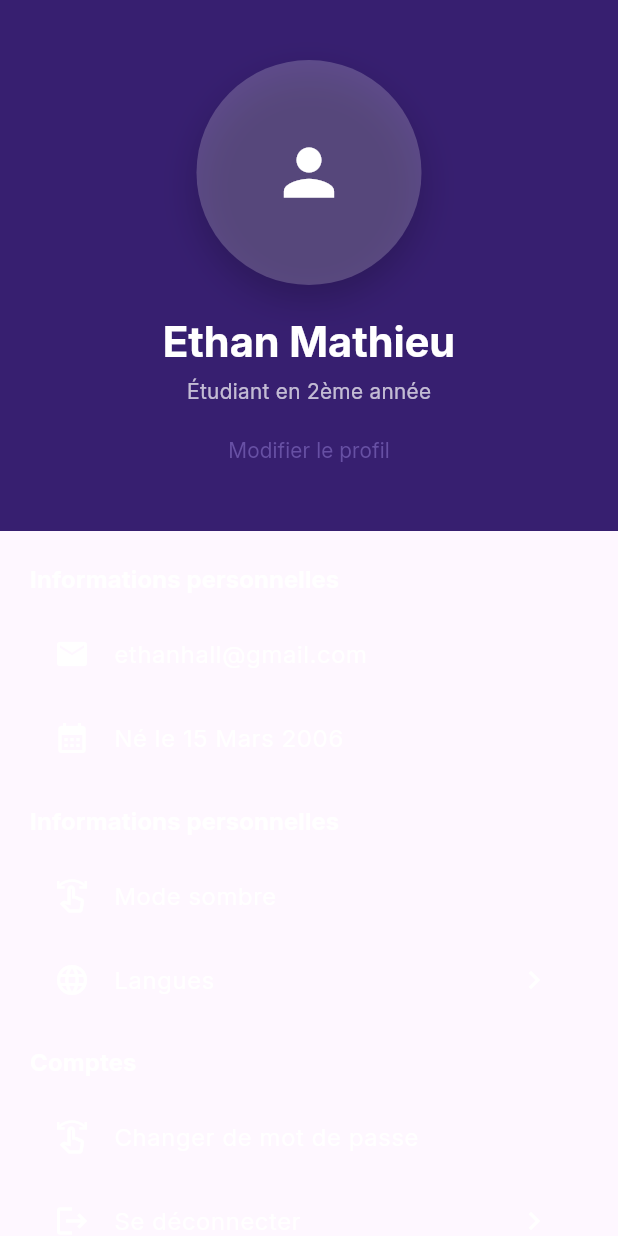
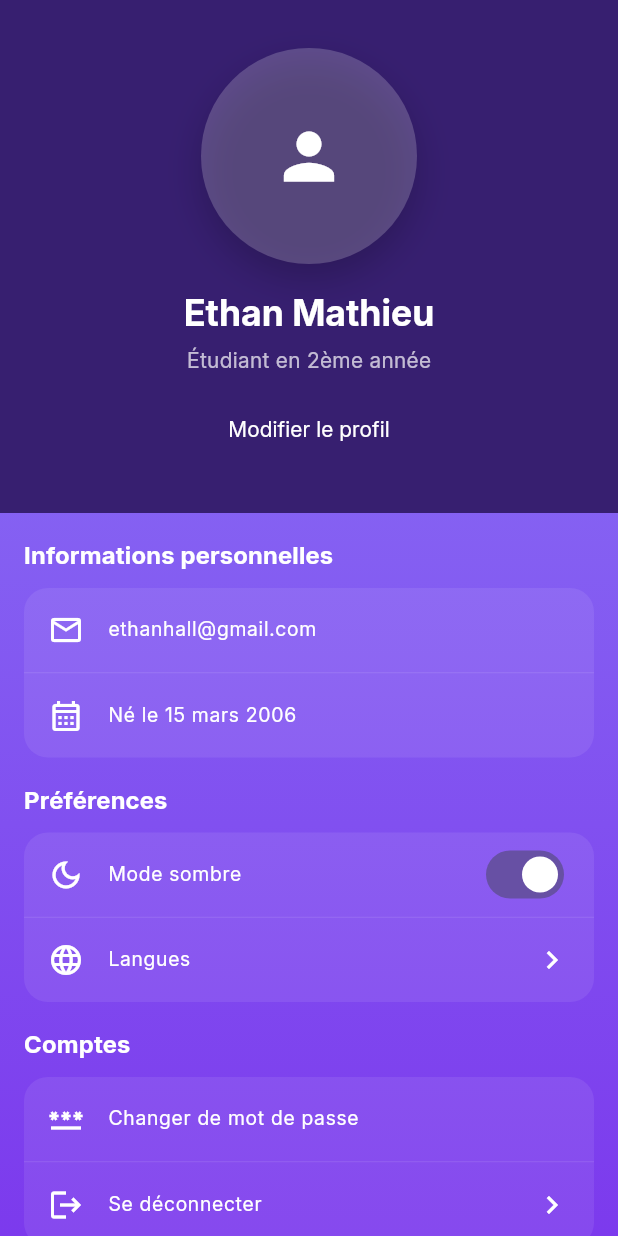
Before and after one commit to chaouche-praetoria/companion-itic, a Flutter app: the ProfileHomeScreen screen opened directly, on a phone screen of 412 x 824 dp. Run offline on Flutter 3.47's test engine with Material 3 defaults, Android fonts, the phone set to English and light mode, and no system bars; our stand-ins replace flutter_svg, google_fonts.

Commit message:
Refactor: Overhaul ProfileHomeScreen UI and structure
This commit introduces a significant redesign of the `ProfileHomeScreen`.

Key changes include:
- Replaced `SingleChildScrollView` with `CustomScrollView` for a more flexible layout.
- Introduced a gradient background using `DecoratedBox` and `LinearGradient`.
- Restructured profile information and settings into distinct sections using a new private widget `_SectionCard`.
- Updated text styles and spacing for improved readability and visual hierarchy.
- Replaced `ListTile`s with a custom `_tile` helper function for consistent styling.
- Added a "Dark mode" toggle switch (currently non-functional).
- Added interactive elements for "Langues", "Changer de mot de passe", "Se déconnecter", and "Conditions d’utilisation".
- Updated icons for various settings.
- Added app version display at the bottom of the screen.
- Removed unused `google_fonts` import.
- Made the profile header part of the scrollable content and adjusted padding for `SafeArea`.
- Improved semantics with `Semantics` widget for section titles.
- Implemented dividers between items within `_SectionCard`.

```diff
--- a/lib/screens/home/profile_home_screen.dart
+++ b/lib/screens/home/profile_home_screen.dart
@@ -1,6 +1,4 @@
 import 'package:flutter/material.dart';
-import 'package:google_fonts/google_fonts.dart';
-
 import '../../constants/app_colors.dart';
 import '../../widgets/profile_avatar.dart';
 
@@ -9,155 +7,221 @@ class ProfileHomeScreen extends StatelessWidget {
 
   @override
   Widget build(BuildContext context) {
-    return SingleChildScrollView(
+    final theme = Theme.of(context);
+
+    return Scaffold(
+      backgroundColor: Colors.transparent,
+      body: DecoratedBox(
+        decoration: const BoxDecoration(
+          gradient: LinearGradient(
+            begin: Alignment.topCenter,
+            end: Alignment.bottomCenter,
+            colors: [AppColors.gradientLight, AppColors.gradientDark],
+          ),
+        ),
+        child: CustomScrollView(
+          slivers: [
+            SliverToBoxAdapter(
+              child: Container(
+                width: double.infinity,
+                color: AppColors.hightDark,
+                padding:
+                    const EdgeInsets.symmetric(vertical: 32, horizontal: 20),
+                child: SafeArea(
+                  bottom: false,
                   child: Column(
                     children: [
-        Container(
-          width: double.infinity,
-          decoration: BoxDecoration(
-            color: AppColors.hightDark,
-          ),
-          child: Column(
-            mainAxisAlignment: MainAxisAlignment.center,
-            crossAxisAlignment: CrossAxisAlignment.center,
-            children: [
-              const SizedBox(height: 40),
-              ProfileAvatar(radius: 75),
-              const SizedBox(height: 20),
+                      const ProfileAvatar(radius: 72),
+                      const SizedBox(height: 16),
                       Text(
                         'Ethan Mathieu',
-                style: Theme.of(context).textTheme.headlineMedium?.copyWith(
-                    color: Colors.white, fontWeight: FontWeight.bold),
+                        style: theme.textTheme.headlineSmall?.copyWith(
+                          color: AppColors.white,
+                          fontWeight: FontWeight.w700,
                         ),
-              const SizedBox(height: 5),
+                      ),
+                      const SizedBox(height: 6),
                       Text(
                         'Étudiant en 2ème année',
-                style: Theme.of(context)
-                    .textTheme
-                    .bodyMedium
-                    ?.copyWith(color: Colors.white70),
+                        style: theme.textTheme.bodyMedium?.copyWith(
+                          color: AppColors.white70,
                         ),
-              const SizedBox(height: 5),
+                      ),
+                      const SizedBox(height: 12),
                       TextButton(
                         onPressed: () {},
+                        style: TextButton.styleFrom(
+                          foregroundColor: AppColors.white,
+                        ),
                         child: const Text('Modifier le profil'),
                       ),
-              const SizedBox(height: 30),
                     ],
                   ),
                 ),
-        Container(
-            padding: const EdgeInsets.all(20),
+              ),
+            ),
+            SliverPadding(
+              padding: const EdgeInsets.all(16),
+              sliver: SliverList.list(
+                children: [
+                  _SectionCard(
+                    title: 'Informations personnelles',
+                    children: [
+                      _tile(
+                        icon: Icons.email_outlined,
+                        label: 'ethanhall@gmail.com',
+                      ),
+                      _tile(
+                        icon: Icons.calendar_month_outlined,
+                        label: 'Né le 15 mars 2006',
+                      ),
+                    ],
+                  ),
+                  const SizedBox(height: 16),
+                  _SectionCard(
+                    title: 'Préférences',
+                    children: [
+                      _tile(
+                        icon: Icons.dark_mode_outlined,
+                        label: 'Mode sombre',
+                        trailing: Switch(
+                          value: true,
+                          onChanged: (v) {
+
+                          },
+                        ),
+                      ),
+                      _tile(
+                        icon: Icons.language_outlined,
+                        label: 'Langues',
+                        trailing: const Icon(Icons.chevron_right,
+                            color: AppColors.white),
+                        onTap: () {},
+                      ),
+                    ],
+                  ),
+                  const SizedBox(height: 16),
+                  _SectionCard(
+                    title: 'Comptes',
+                    children: [
+                      _tile(
+                        icon: Icons.password_outlined,
+                        label: 'Changer de mot de passe',
+                        onTap: () {},
+                      ),
+                      _tile(
+                        icon: Icons.logout,
+                        label: 'Se déconnecter',
+                        trailing: const Icon(Icons.chevron_right,
+                            color: AppColors.white),
+                        onTap: () {},
+                      ),
+                    ],
+                  ),
+                  const SizedBox(height: 16),
+                  _SectionCard(
+                    title: 'Plus d’informations',
+                    children: [
+                      _tile(
+                        icon: Icons.description_outlined,
+                        label: 'Conditions d’utilisation',
+                        onTap: () {},
+                      ),
+                    ],
+                  ),
+                  const SizedBox(height: 24),
+                  Center(
+                    child: Text(
+                      'v1.0.0',
+                      style: theme.textTheme.bodySmall?.copyWith(
+                        color: AppColors.white70,
+                      ),
+                    ),
+                  ),
+                  const SizedBox(height: 8),
+                ],
+              ),
+            ),
+          ],
+        ),
+      ),
+    );
+  }
+}
+
+/// ---- Helpers -------------------------------------------------------------
+
+class _SectionCard extends StatelessWidget {
+  const _SectionCard({required this.title, required this.children});
+  final String title;
+  final List<Widget> children;
+
+  @override
+  Widget build(BuildContext context) {
+    final theme = Theme.of(context);
+
+    return Semantics(
+      container: true,
+      label: title,
       child: Column(
         crossAxisAlignment: CrossAxisAlignment.start,
         children: [
           Text(
-                  'Informations personnelles',
-                  style: Theme.of(context).textTheme.titleMedium?.copyWith(
-                      color: Colors.white, fontWeight: FontWeight.bold),
+            title,
+            style: theme.textTheme.titleMedium?.copyWith(
+              color: AppColors.white,
+              fontWeight: FontWeight.w700,
+            ),
           ),
           const SizedBox(height: 10),
-                ListTile(
-                  leading: const Icon(
-                    Icons.email,
-                    color: Colors.white,
-                  ),
-                  title: Text(
-                    'ethanhall@gmail.com',
-                    style: GoogleFonts.inter(
-                        color: Colors.white, fontWeight: FontWeight.w300),
-                  ),
-                ),
-                ListTile(
-                  leading: const Icon(
-                    Icons.calendar_month,
-                    color: Colors.white,
-                  ),
-                  title: Text(
-                    'Né le 15 Mars 2006',
-                    style: GoogleFonts.inter(
-                        color: Colors.white, fontWeight: FontWeight.w300),
-                  ),
-                ),
-                const SizedBox(height: 15),
-                Text(
-                  'Informations personnelles',
-                  style: Theme.of(context).textTheme.titleMedium?.copyWith(
-                      color: Colors.white, fontWeight: FontWeight.bold),
-                ),
-                const SizedBox(height: 10),
-                ListTile(
-                  leading: const Icon(
-                    Icons.swipe_outlined,
-                    color: Colors.white,
-                  ),
-                  title: Text(
-                    'Mode sombre',
-                    style: GoogleFonts.inter(
-                        color: Colors.white, fontWeight: FontWeight.w300),
-                  ),
-                ),
-                ListTile(
-                    leading: const Icon(
-                      Icons.language,
-                      color: Colors.white,
-                    ),
-                    title: Text(
-                      'Langues',
-                      style: GoogleFonts.inter(
-                          color: Colors.white, fontWeight: FontWeight.w300),
-                    ),
-                    trailing: Icon(Icons.chevron_right, color: Colors.white)),
-                const SizedBox(height: 15),
-                Text(
-                  'Comptes',
-                  style: Theme.of(context).textTheme.titleMedium?.copyWith(
-                      color: Colors.white, fontWeight: FontWeight.bold),
-                ),
-                const SizedBox(height: 10),
-                ListTile(
-                  leading: const Icon(
-                    Icons.swipe_outlined,
-                    color: Colors.white,
-                  ),
-                  title: Text(
-                    'Changer de mot de passe',
-                    style: GoogleFonts.inter(
-                        color: Colors.white, fontWeight: FontWeight.w300),
-                  ),
-                ),
-                ListTile(
-                    leading: const Icon(
-                      Icons.logout,
-                      color: Colors.white,
-                    ),
-                    title: Text(
-                      'Se déconnecter',
-                      style: GoogleFonts.inter(
-                          color: Colors.white, fontWeight: FontWeight.w300),
-                    ),
-                    trailing: Icon(Icons.chevron_right, color: Colors.white)),
-                const SizedBox(height: 15),
-                Text(
-                  'Plus d\'informations',
-                  style: Theme.of(context).textTheme.titleMedium?.copyWith(
-                      color: Colors.white, fontWeight: FontWeight.bold),
-                ),
-                const SizedBox(height: 10),
-                ListTile(
-                  leading: const Icon(
-                    Icons.swipe_outlined,
-                    color: Colors.white,
-                  ),
-                  title: Text(
-                    'Conditions d\'utilisation',
-                    style: GoogleFonts.inter(
-                        color: Colors.white, fontWeight: FontWeight.w300),
+          // Carte semi-transparente pour bien contraster sur le dégradé
+          Material(
+            color: Colors.white.withOpacity(0.08),
+            borderRadius: BorderRadius.circular(16),
+            child: ListTileTheme(
+              iconColor: AppColors.white,
+              textColor: AppColors.white,
+              child: Column(children: _withDividers(children)),
             ),
           ),
         ],
-            )),
-      ],
+      ),
+    );
+  }
+
+  List<Widget> _withDividers(List<Widget> tiles) {
+    final List<Widget> result = [];
+    for (var i = 0; i < tiles.length; i++) {
+      result.add(tiles[i]);
+      if (i != tiles.length - 1) {
+        result.add(Divider(
+          height: 1,
+          thickness: 0.6,
+          color: Colors.white.withOpacity(0.12),
         ));
       }
     }
+    return result;
+  }
+}
+
+Widget _tile({
+  required IconData icon,
+  required String label,
+  Widget? trailing,
+  VoidCallback? onTap,
+}) {
+  return ListTile(
+    leading: Icon(icon, color: AppColors.white),
+    title: Text(
+      label,
+      style: const TextStyle(color: AppColors.white),
+      overflow: TextOverflow.ellipsis,
+    ),
+    trailing: trailing,
+    onTap: onTap,
+    dense: true,
+    contentPadding: const EdgeInsets.symmetric(horizontal: 16, vertical: 4),
+    shape: RoundedRectangleBorder(borderRadius: BorderRadius.circular(12)),
+  );
+}
```
Lines whose indentation alone changed are shown as unchanged.
